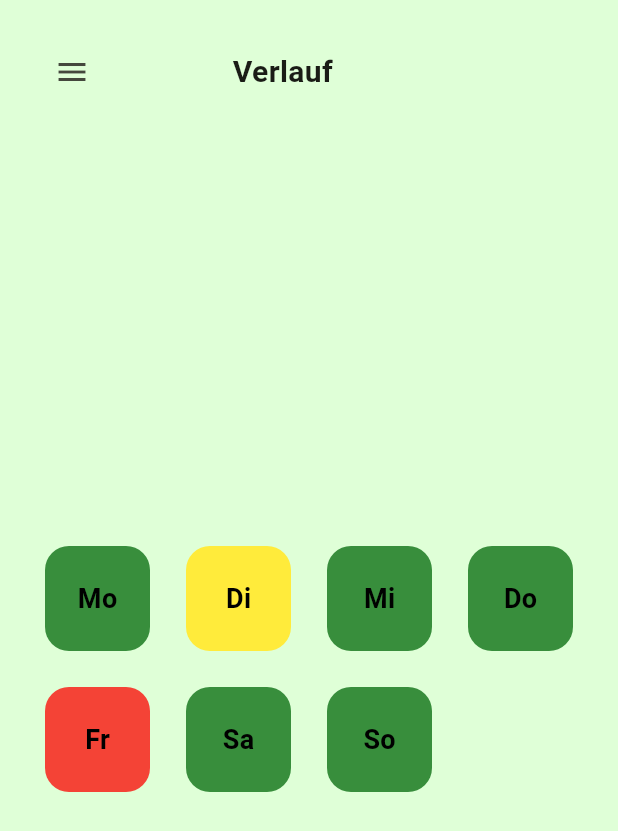
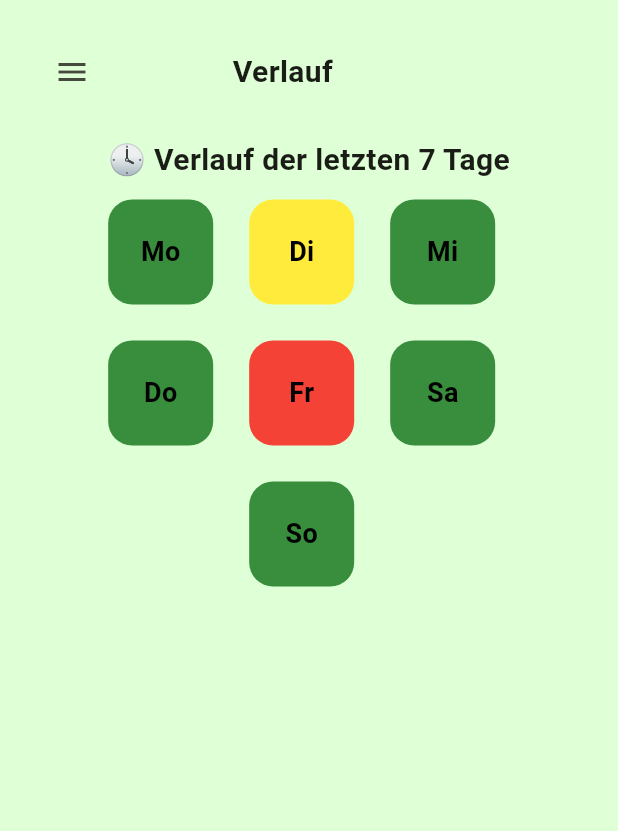
Before and after one commit to SpartanProgram/balkon-bewaesserung-app, a Flutter app: the VerlaufScreen screen opened directly, on a phone screen of 412 x 824 dp. Shown: the top 831 px of the screen. Run offline on Flutter 3.47's test engine with Material 3 defaults, Android fonts, the phone set to English and light mode, and no system bars.

Commit message:
verlauf_screen aktualisiert
Former-commit-id: 6c334cb46ec3a956cc604e0ffbb0fd650a8666e9

```diff
--- a/Software/lib/verlauf_screen.dart
+++ b/Software/lib/verlauf_screen.dart
@@ -10,8 +10,24 @@ class VerlaufScreen extends StatelessWidget {
   Widget build(BuildContext context) {
     return CustomScaffold(
       title: 'Verlauf',
-      body: Center(
+            body: Column(
+        crossAxisAlignment: CrossAxisAlignment.start,
+        children: [
+          const Padding(
+            padding: EdgeInsets.fromLTRB(24, 0, 24, 12),
+            child: Text(
+              "🕓 Verlauf der letzten 7 Tage",
+              style: TextStyle(
+                fontSize: 20,
+                fontWeight: FontWeight.bold,
+              ),
+            ),
+          ),
+          Expanded(
+            child: Padding(
+              padding: const EdgeInsets.symmetric(horizontal: 24),
               child: Wrap(
+                alignment: WrapAlignment.center,
                 spacing: 24,
                 runSpacing: 24,
                 children: [
@@ -24,6 +40,9 @@ class VerlaufScreen extends StatelessWidget {
                   _dayButton(context, "So", Colors.green.shade700),
                 ],
               ),
+            ),
+          ),
+        ],
       ),
     );
   }
```
Lines whose indentation alone changed are shown as unchanged.
